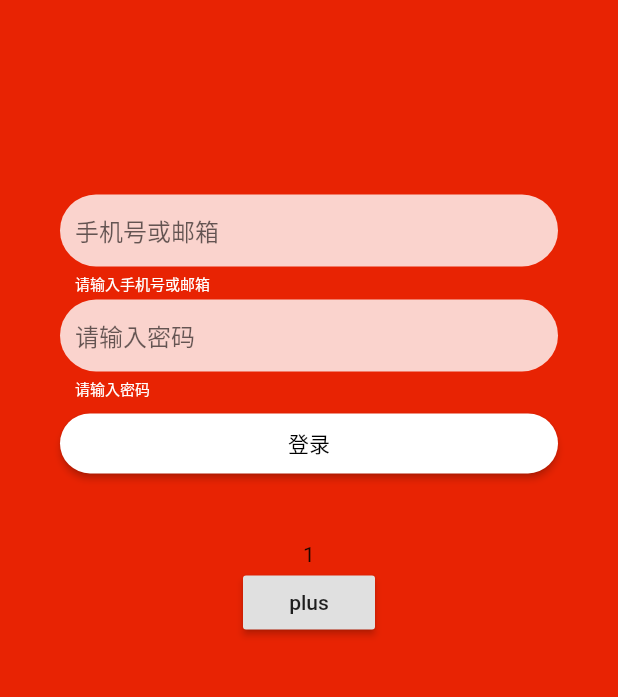
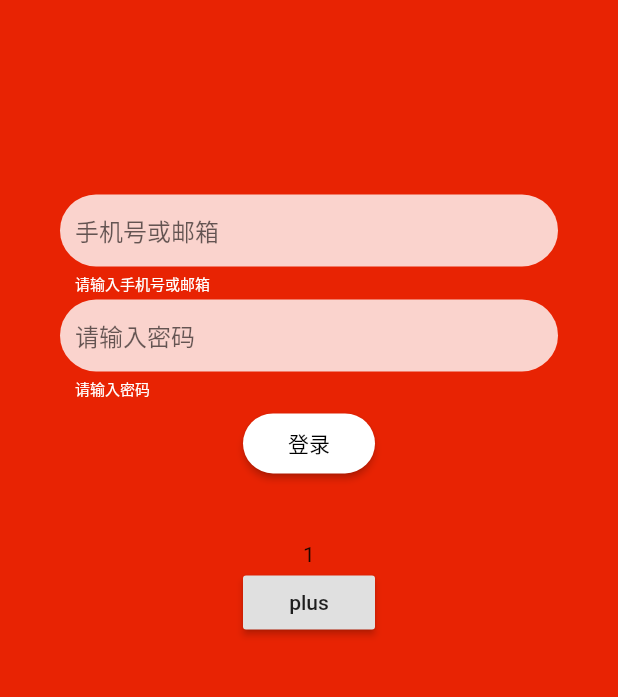
Before and after one commit to suxin1/netease_cloud_music, a Flutter app: the LoginScreen screen opened directly, after a tap on "登录", after a tap on "plus", on a phone screen of 412 x 824 dp, the part 360-1057 px from its top. Run offline on Flutter 3.47's test engine with Material 2 defaults, Android fonts, the phone set to English and light mode, and no system bars; our stand-ins replace built_collection, built_value, dio, fluro, flutter_svg, fluttertoast and 3 more; accounts and stored records are empty; generated files the repository leaves out were written again; statements that could not run were skipped.

Commit message:
使用fluro库简化路由

```diff
--- /dev/null
+++ b/lib/app.dart
@@ -0,0 +1,37 @@
+import 'package:fluro/fluro.dart';
+import "package:flutter/material.dart";
+// import 'package:shared_preferences/shared_preferences.dart';
+
+import 'package:NeteaseCloudMusic/config/application.dart';
+import 'package:NeteaseCloudMusic/config/routes.dart';
+import "package:NeteaseCloudMusic/screen/home/Home.dart";
+// import 'package:NeteaseCloudMusic/service/service.dart';
+// import 'package:NeteaseCloudMusic/service/user/user.dart';
+
+class AppComponent extends StatefulWidget {
+  final String initialPage;
+  AppComponent({this.initialPage});
+
+  @override
+  _AppComponentState createState() => _AppComponentState();
+}
+
+class _AppComponentState extends State<AppComponent> {
+  _AppComponentState() {
+    final router = FluroRouter();
+    Routes.configureRoutes(router);
+    Application.router = router;
+  }
+
+  @override
+  Widget build(BuildContext context) {
+    return MaterialApp(
+      title: "planets",
+      home: HomeScreen(),
+      onGenerateRoute: Application.router.generator,
+      debugShowCheckedModeBanner: false,
+      // navigatorKey: navigatorKey,
+      initialRoute: widget.initialPage,
+    );
+  }
+}
--- /dev/null
+++ b/lib/config/application.dart
@@ -0,0 +1,5 @@
+import 'package:fluro/fluro.dart';
+
+class Application {
+  static FluroRouter router;
+}
--- /dev/null
+++ b/lib/config/route_handlers.dart
@@ -0,0 +1,19 @@
+import 'package:NeteaseCloudMusic/screen/login/Login.dart';
+import 'package:NeteaseCloudMusic/screen/personal/Personal.dart';
+// import 'package:flutter/painting.dart';
+import 'package:fluro/fluro.dart';
+import 'package:flutter/material.dart';
+
+Handler loginHandler = Handler(handlerFunc: (
+  BuildContext context,
+  Map<String, List<String>> params,
+) {
+  return LoginScreen();
+});
+
+Handler personalHandler = Handler(handlerFunc: (
+  BuildContext context,
+  Map<String, List<String>> params,
+) {
+  return PersonalScreen();
+});
--- /dev/null
+++ b/lib/config/routes.dart
@@ -0,0 +1,22 @@
+import 'package:NeteaseCloudMusic/config/route_handlers.dart';
+import 'package:fluro/fluro.dart';
+import 'package:flutter/material.dart';
+
+class Routes {
+  static String root = "/";
+  static String login = "/login";
+  static String personal = "/personal";
+
+  static void configureRoutes(FluroRouter router) {
+    router.notFoundHandler = Handler(handlerFunc: (
+      BuildContext context,
+      Map<String, List<String>> params,
+    ) {
+      print("Route not found!");
+    });
+
+    router.define(root, handler: personalHandler);
+    router.define(login, handler: loginHandler);
+    router.define(personal, handler: personalHandler);
+  }
+}
--- a/lib/screen/login/Form.dart
+++ b/lib/screen/login/Form.dart
@@ -1,6 +1,8 @@
+import 'package:NeteaseCloudMusic/config/application.dart';
+import 'package:NeteaseCloudMusic/service/service.dart';
+import 'package:NeteaseCloudMusic/service/user/user.dart';
 import "package:flutter/material.dart";
 import "package:NeteaseCloudMusic/components/Input.dart";
-import "package:fluttertoast/fluttertoast.dart";
 
 class LoginForm extends StatefulWidget {
   const LoginForm({
@@ -15,6 +17,25 @@ class _LoginFormState extends State<LoginForm> {
   GlobalKey _formKey = new GlobalKey<FormState>();
   TextEditingController _nameController = new TextEditingController();
   TextEditingController _passwdController = new TextEditingController();
+
+  final userService = service.get<User>();
+
+  void handleSubmit(BuildContext context) {
+    if ((_formKey.currentState as FormState).validate()) {
+      Application.router.navigateTo(
+        context,
+        "/personal",
+      );
+      // var uname = _nameController.value as String;
+      // var passwd = _passwdController.value as String;
+      // userService.login(uname, passwd).then((value) {
+      //   Navigator.pushNamed(
+      //     context,
+      //     "/personal",
+      //   );
+      // });
+    }
+  }
 
   @override
   Widget build(BuildContext context) {
@@ -45,12 +66,7 @@ class _LoginFormState extends State<LoginForm> {
             ),
             Padding(
               padding: EdgeInsets.symmetric(vertical: 6),
-                child: Row(
-                  children: [
-                    Expanded(
-                      child: Builder(
-                        builder: (context) {
-                          return Container(
+              child: SizedBox(
                 height: 40,
                 child: RaisedButton(
                   shape: RoundedRectangleBorder(
@@ -61,33 +77,11 @@ class _LoginFormState extends State<LoginForm> {
                   color: Colors.white,
                   textColor: Colors.black,
                   onPressed: () {
-                                Fluttertoast.cancel();
-                                Fluttertoast.showToast(
-                                  msg: "你今天真好看!",
-                                  toastLength: Toast.LENGTH_SHORT,
-                                  gravity: ToastGravity.TOP,
-                                  timeInSecForIosWeb: 1,
-                                  backgroundColor: Colors.red,
-                                  textColor: Colors.white,
-                                  fontSize: 16.0,
-                                );
-                                if ((_formKey.currentState as FormState)
-                                    .validate()) {
-                                  var uname = _nameController.value;
-                                  var passwd = _passwdController.value;
-                                }
-                                if (Form.of(context).validate()) {
-                                  var uname = _nameController.value;
-                                  var passwd = _passwdController.value;
-                                }
+                    handleSubmit(context);
                   },
                 ),
-                          );
-                        },
               ),
             )
-                  ],
-                ))
           ],
         ),
       ),
--- a/lib/screen/personal/Personal.dart
+++ b/lib/screen/personal/Personal.dart
@@ -3,6 +3,6 @@ import 'package:flutter/material.dart';
 class PersonalScreen extends StatelessWidget {
   @override
   Widget build(BuildContext context) {
-    return Container(child: Text("personal screen"));
+    return Scaffold(body: Container(child: Text("personal screen")));
   }
 }
```
Also changed, not shown: lib/main.dart (+16 -26 lines), lib/service/user/user.dart (+16 -1 lines), pubspec.yaml (+5 -3 lines), pubspec.lock. Lines whose indentation alone changed are shown as unchanged.
